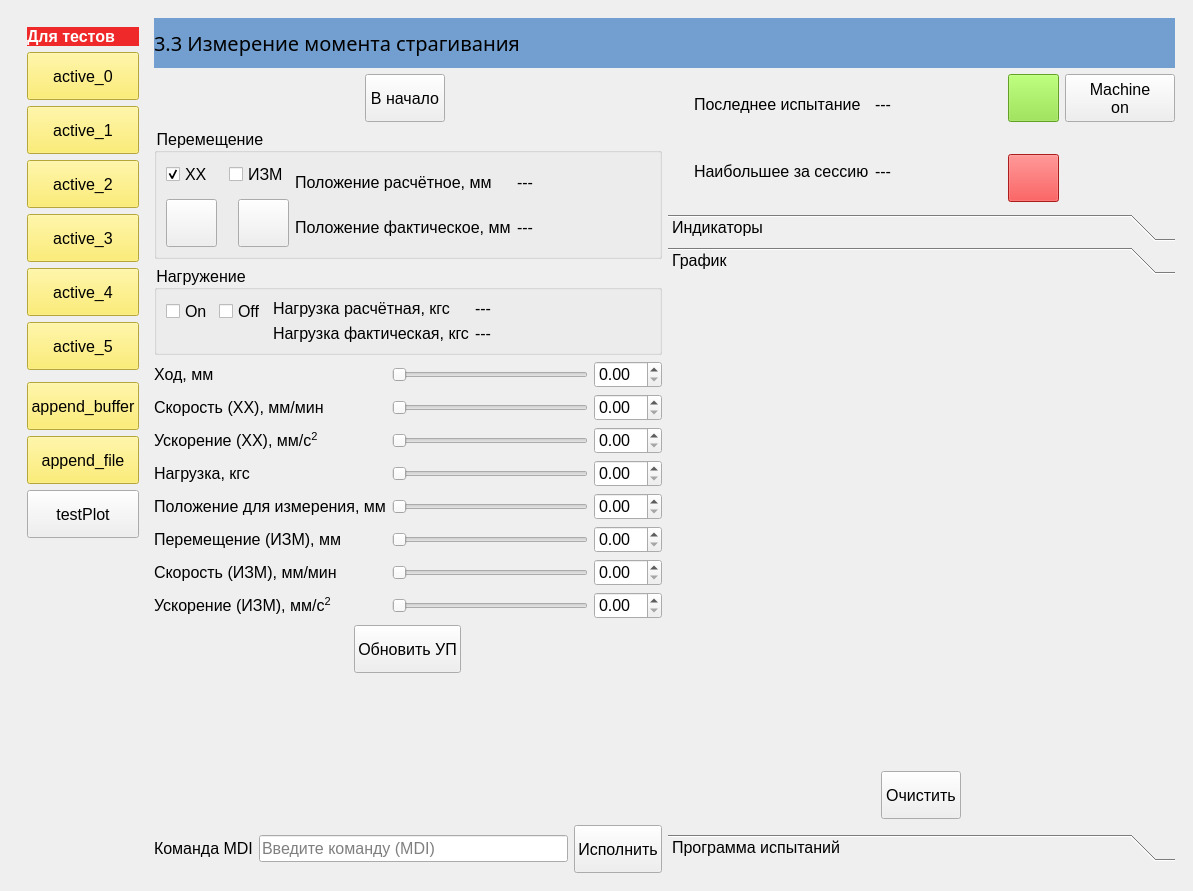
The window that BallScrewVCP3.ui (Ornstein89/BallScrewControl_QtVCP) describes before a commit, drawn with Qt 5.
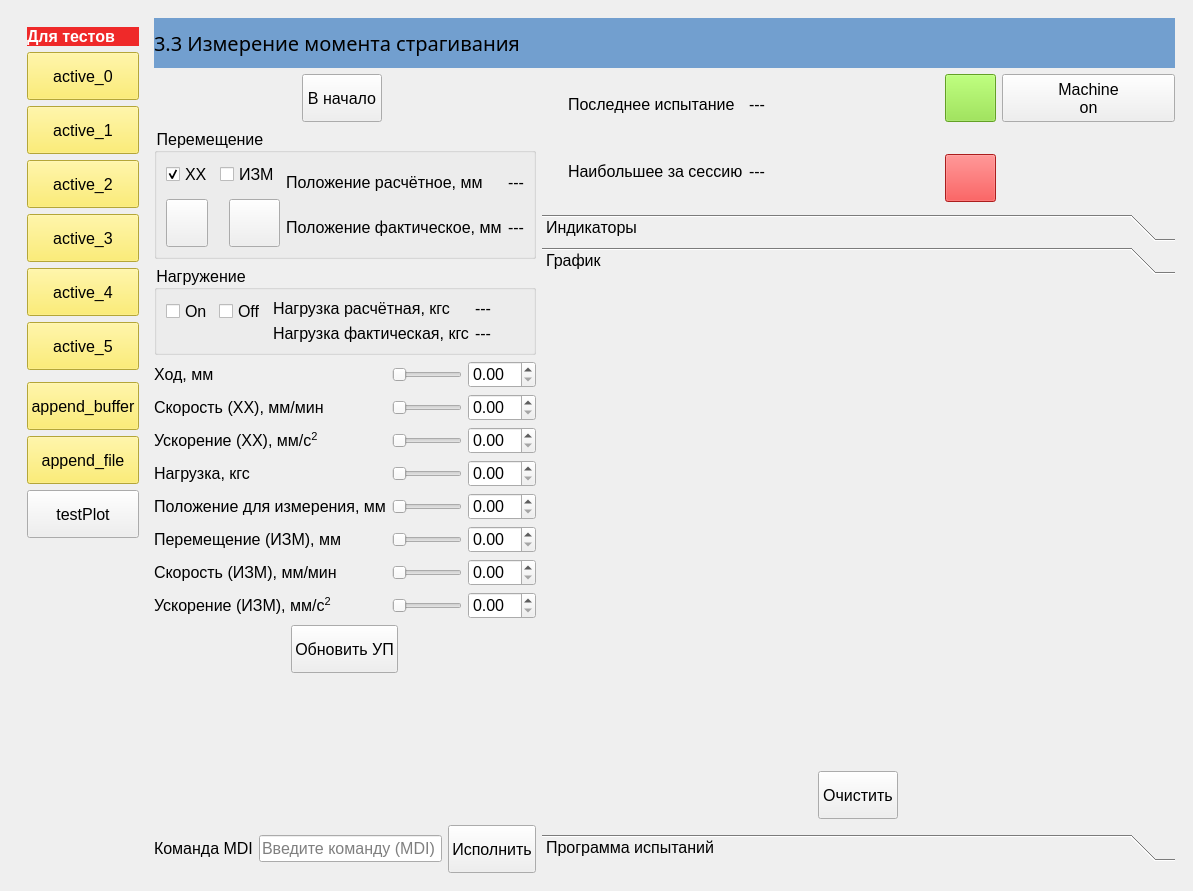
The same window after the commit. Icons and pictures are not drawn. Custom widgets are drawn as their Qt base class.

Diff of the .ui file:
```diff
--- a/BallScrewVCP3.ui
+++ b/BallScrewVCP3.ui
@@ -44,7 +44,7 @@
        <number>0</number>
       </property>
       <widget class="QWidget" name="page33">
-       <layout class="QGridLayout" name="gridLayout_20">
+       <layout class="QGridLayout" name="gridLayout_20" rowstretch="0,0,0,0,0,0" columnstretch="0,1,3">
         <item row="1" column="2">
          <layout class="QGridLayout" name="gridLayout_19">
           <item row="1" column="7">
@@ -94,6 +94,12 @@
           </item>
           <item row="0" column="7">
            <widget class="ActionButton" name="actionbutton">
+            <property name="sizePolicy">
+             <sizepolicy hsizetype="Preferred" vsizetype="Fixed">
+              <horstretch>0</horstretch>
+              <verstretch>0</verstretch>
+             </sizepolicy>
+            </property>
             <property name="text">
              <string>Machine
 on</string>
@@ -855,6 +861,12 @@
         </item>
         <item row="3" column="2">
          <widget class="QToolBox" name="toolBox">
+          <property name="sizePolicy">
+           <sizepolicy hsizetype="Expanding" vsizetype="Preferred">
+            <horstretch>0</horstretch>
+            <verstretch>0</verstretch>
+           </sizepolicy>
+          </property>
           <property name="frameShape">
            <enum>QFrame::NoFrame</enum>
           </property>
@@ -1115,10 +1127,16 @@
             <rect>
              <x>0</x>
              <y>0</y>
-             <width>503</width>
+             <width>589</width>
              <height>566</height>
             </rect>
            </property>
+           <property name="sizePolicy">
+            <sizepolicy hsizetype="Expanding" vsizetype="Preferred">
+             <horstretch>0</horstretch>
+             <verstretch>0</verstretch>
+            </sizepolicy>
+           </property>
            <attribute name="label">
             <string>График</string>
            </attribute>
```
Left out of the diff: 4 changed lines with no effect on the pictures.
